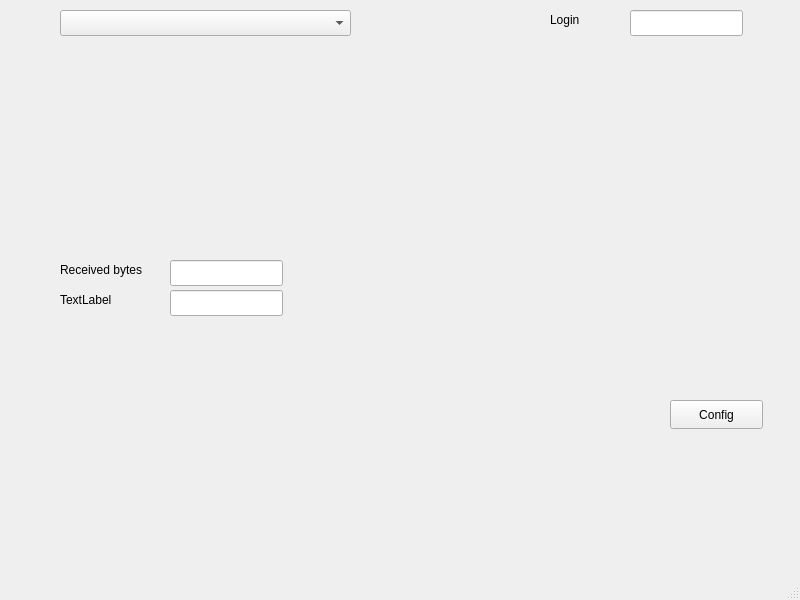
Qt form ftp_sdlc/mainwindow.ui (maybesomesense/ftp) before a commit.
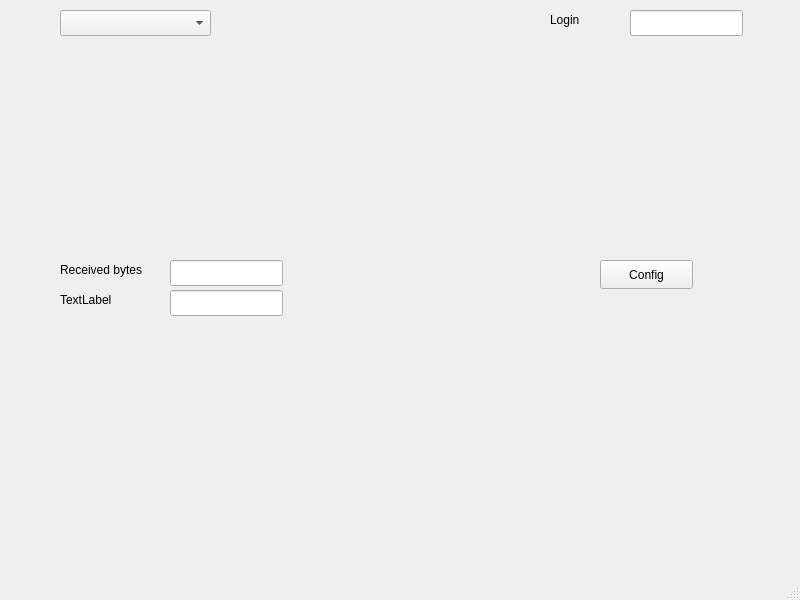
The same form after that commit.

What changed in the file:
```diff
--- a/ftp_sdlc/mainwindow.ui
+++ b/ftp_sdlc/mainwindow.ui
@@ -22,7 +22,7 @@
      <rect>
       <x>60</x>
       <y>10</y>
-      <width>291</width>
+      <width>151</width>
       <height>26</height>
      </rect>
     </property>
@@ -99,8 +99,8 @@
    <widget class="QPushButton" name="pushButton">
     <property name="geometry">
      <rect>
-      <x>670</x>
-      <y>400</y>
+      <x>600</x>
+      <y>260</y>
       <width>93</width>
       <height>29</height>
      </rect>
```
